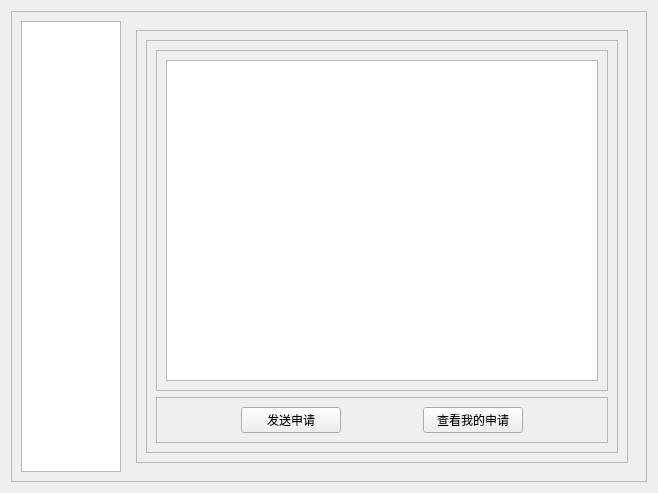
Old version of the form view/bookingService/rentteacher.ui in the repository JunWang666/LabNexus.
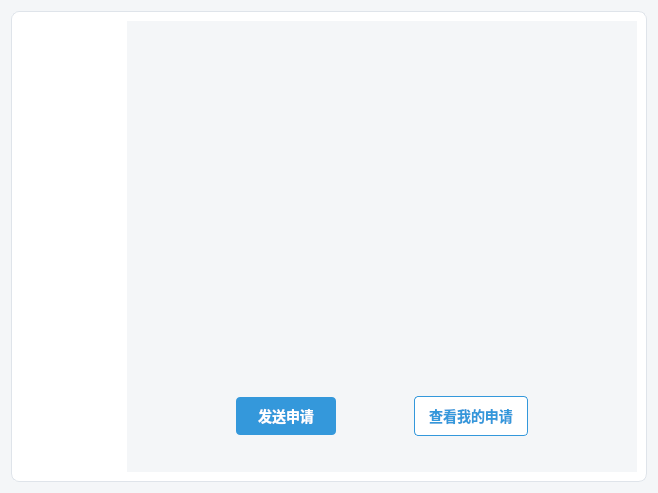
New version of the form. Icons and pictures are not drawn.

Commit message: 同一ui样式与窗口标题

```diff
--- a/view/bookingService/rentteacher.ui
+++ b/view/bookingService/rentteacher.ui
@@ -13,6 +13,159 @@
   <property name="windowTitle">
    <string>RentTeacher</string>
   </property>
+  <property name="styleSheet">
+   <string notr="true">QWidget, QDialog {
+    background-color: #f4f6f8; /* 浅灰色背景，比纯白更柔和 */
+    font-family: &quot;Microsoft YaHei UI&quot;, &quot;Segoe UI&quot;, &quot;Sans-serif&quot;;
+    color: #34495e; /* 深灰蓝文字颜色 */
+}
+
+/*
+ * 框架样式
+*/
+QFrame {
+    background-color: #ffffff; /* 卡片和主要区域使用白色背景 */
+    border-radius: 8px; /* 圆角 */
+    border: 1px solid #dfe4ea; /* 浅灰色边框 */
+}
+
+/* 清除嵌套QFrame的背景和边框，避免不必要的“盒子” */
+QFrame QFrame {
+    background-color: transparent;
+    border: none;
+}
+
+/*
+ * 按钮样式
+*/
+QPushButton {
+    border-radius: 4px;
+    padding: 8px 14px;
+    font-size: 14px;
+    font-weight: bold;
+    outline: none;
+}
+
+QPushButton:hover {
+    opacity: 0.9;
+}
+
+/* 主要按钮 (确定, 发送, 催一催等) */
+QPushButton#btnSend, QPushButton#btnSet, QPushButton#btnRush, QPushButton#btnReturn {
+    background-color: #3498db; /* 主题蓝 */
+    color: white;
+    border: none;
+}
+QPushButton#btnSend:pressed, QPushButton#btnSet:pressed, QPushButton#btnRush:pressed, QPushButton#btnReturn:pressed {
+    background-color: #2980b9; /* 按下时加深 */
+}
+
+/* 次要按钮 (取消, 关闭) */
+QPushButton#btnCancel, QPushButton#btnClose, QPushButton#btnCheck {
+    background-color: #ffffff;
+    color: #3498db;
+    border: 1px solid #3498db;
+}
+QPushButton#btnCancel:hover, QPushButton#btnClose:hover, QPushButton#btnCheck:hover {
+    background-color: #f0f8ff; /* 悬停时淡蓝色背景 */
+}
+QPushButton#btnCancel:pressed, QPushButton#btnClose:pressed, QPushButton#btnCheck:pressed {
+    background-color: #e0f0ff; /* 按下时加深 */
+}
+
+
+/*
+ * 输入控件
+*/
+QLineEdit, QComboBox, QDateTimeEdit {
+    background-color: #ffffff;
+    border: 1px solid #bdc3c7;
+    border-radius: 4px;
+    padding: 6px;
+    color: #34495e;
+}
+
+QLineEdit:focus, QComboBox:focus, QDateTimeEdit:focus {
+    border: 1px solid #3498db; /* 聚焦时边框变蓝 */
+}
+
+QLineEdit[readOnly=&quot;true&quot;] {
+    background-color: #ecf0f1; /*只读输入框使用不同背景色*/
+    color: #7f8c8d;
+    border: 1px solid #bdc3c7;
+}
+
+/*
+ * ComboBox下拉箭头样式
+*/
+QComboBox::drop-down {
+    border: none;
+    width: 20px;
+}
+QComboBox::down-arrow {
+    image: url(:/icons/down_arrow.png); /* 建议使用资源文件中的图标 */
+}
+
+/*
+ * 表格视图
+*/
+QTableView {
+    background-color: #ffffff;
+    border: 1px solid #dfe4ea;
+    border-radius: 8px;
+    gridline-color: #e5e7e9; /* 网格线颜色 */
+}
+
+QTableView::item {
+    padding: 5px;
+}
+
+QHeaderView::section {
+    background-color: #eaf2f8;
+    color: #34495e;
+    padding: 6px;
+    border: none;
+    border-bottom: 1px solid #dfe4ea;
+    font-weight: bold;
+}
+
+/*
+ * 列表视图
+*/
+QListWidget {
+    background-color: #ffffff;
+    border: 1px solid #dfe4ea;
+    border-radius: 8px;
+}
+QListWidget::item {
+    padding: 10px;
+    border-bottom: 1px solid #f0f0f0;
+}
+QListWidget::item:hover {
+    background-color: #f8f9fa;
+}
+QListWidget::item:selected {
+    background-color: #3498db;
+    color: white;
+    border-bottom-color: #3498db;
+}
+
+/*
+ * 组合框 (GroupBox)
+*/
+QGroupBox {
+    border: 1px solid #dfe4ea;
+    border-radius: 8px;
+    margin-top: 10px;
+}
+QGroupBox::title {
+    subcontrol-origin: margin;
+    subcontrol-position: top center;
+    padding: 0 10px;
+    background-color: #f4f6f8; /* 与主背景色一致，制造标题“刻”在边框上的效果 */
+    font-weight: bold;
+}</string>
+  </property>
   <layout class="QVBoxLayout" name="verticalLayout">
    <item>
     <widget class="QFrame" name="frame_3">
```
The commit also changes 11 other files.
